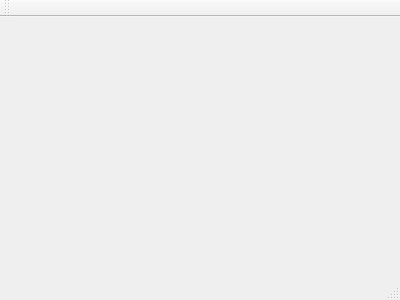
streamerinn/Verklegt-1, file GUI-verklegtVika3/mainwindow.ui: the form before one commit.
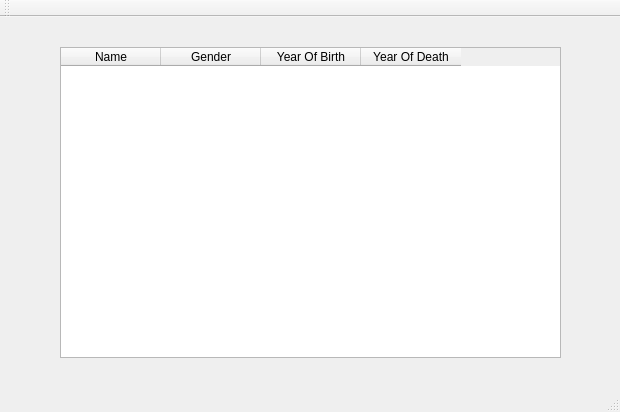
The form after the commit.

Commit message: addaði töflu

The edit to the form file:
```diff
--- a/GUI-verklegtVika3/mainwindow.ui
+++ b/GUI-verklegtVika3/mainwindow.ui
@@ -1,24 +1,70 @@
 <ui version="4.0">
  <class>MainWindow</class>
- <widget class="QMainWindow" name="MainWindow" >
-  <property name="geometry" >
+ <widget class="QMainWindow" name="MainWindow">
+  <property name="geometry">
    <rect>
     <x>0</x>
     <y>0</y>
-    <width>400</width>
-    <height>300</height>
+    <width>620</width>
+    <height>412</height>
    </rect>
   </property>
   <property name="windowTitle" >
    <string>MainWindow</string>
   </property>
-  <widget class="QMenuBar" name="menuBar" />
-  <widget class="QToolBar" name="mainToolBar" />
-  <widget class="QWidget" name="centralWidget" />
-  <widget class="QStatusBar" name="statusBar" />
+  <widget class="QWidget" name="centralWidget">
+   <widget class="QTableWidget" name="ScientistTable">
+    <property name="geometry">
+     <rect>
+      <x>60</x>
+      <y>30</y>
+      <width>501</width>
+      <height>311</height>
+     </rect>
+    </property>
+    <column>
+     <property name="text">
+      <string>Name</string>
+     </property>
+    </column>
+    <column>
+     <property name="text">
+      <string>Gender</string>
+     </property>
+    </column>
+    <column>
+     <property name="text">
+      <string>Year Of Birth</string>
+     </property>
+    </column>
+    <column>
+     <property name="text">
+      <string>Year Of Death</string>
+     </property>
+    </column>
+   </widget>
+  </widget>
+  <widget class="QMenuBar" name="menuBar">
+   <property name="geometry">
+    <rect>
+     <x>0</x>
+     <y>0</y>
+     <width>620</width>
+     <height>26</height>
+    </rect>
+   </property>
+  </widget>
+  <widget class="QToolBar" name="mainToolBar">
+   <attribute name="toolBarArea">
+    <enum>TopToolBarArea</enum>
+   </attribute>
+   <attribute name="toolBarBreak">
+    <bool>false</bool>
+   </attribute>
+  </widget>
+  <widget class="QStatusBar" name="statusBar"/>
  </widget>
- <layoutDefault spacing="6" margin="11" />
- <pixmapfunction></pixmapfunction>
+ <layoutdefault spacing="6" margin="11"/>
  <resources/>
  <connections/>
 </ui>
```
Left out of the diff: 3 changed lines with no effect on the pictures. The commit also changes 2 other files.
